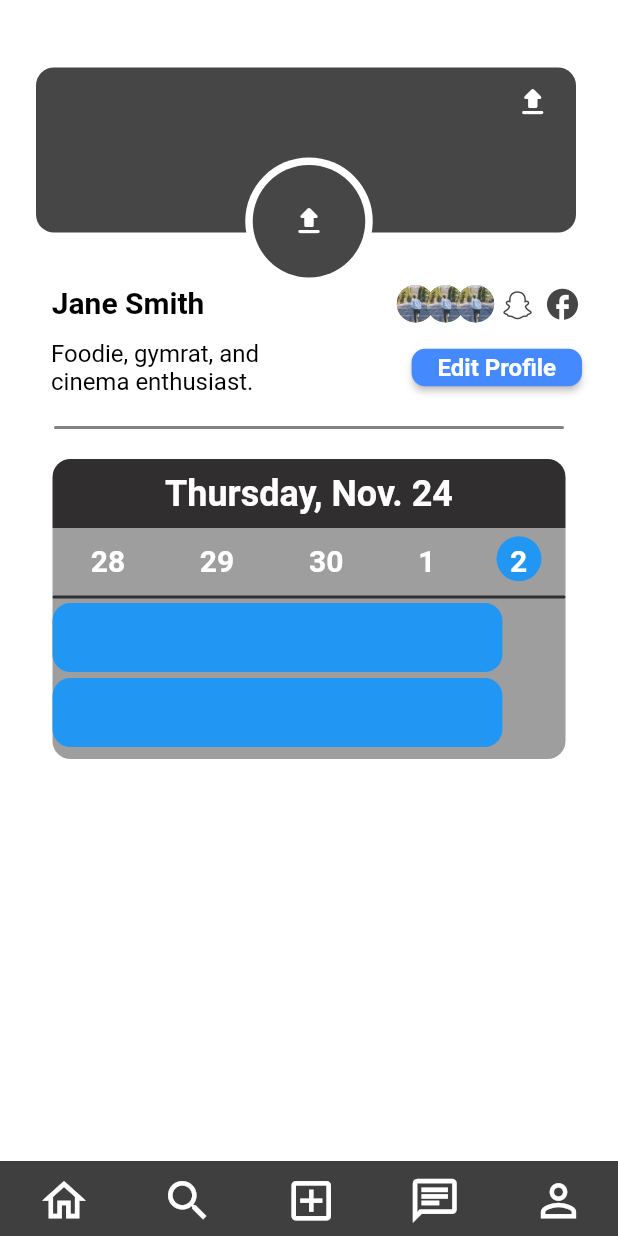
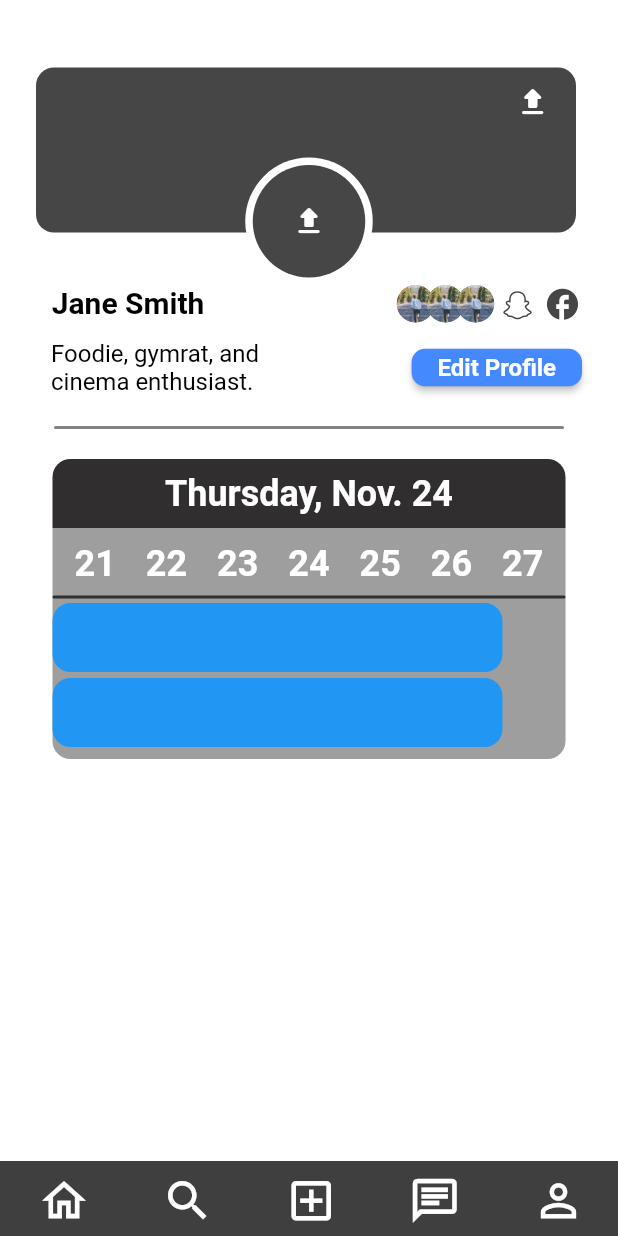
Before and after one commit to vandr033/Converge, a Flutter app: the screen it shows after launch, item 5 of the bottom bar chosen, on a phone screen of 412 x 824 dp. Run offline on Flutter 3.47's test engine with Material 2 defaults, Android fonts, the phone set to English and light mode, and no system bars; drawn by our look-alikes of sliding_up_panel; our stand-ins replace cloud_firestore, equatable, faker, firebase_auth, firebase_core, flutter_datetime_picker and 3 more; missing offline and left inert: dart:ffi; accounts and stored records are empty; Roboto replaces fonts that are missing (Nunito).

Commit message:
update bar udner day of week

```diff
--- a/lib/event_screen.dart
+++ b/lib/event_screen.dart
@@ -2387,7 +2387,7 @@ class ProfileScreenState extends State<ProfileScreen> {
                   ),
                   child: Text(
                     startDate != null
-                        ? DateFormat.EEEE().format(startDate) + ', ' + DateFormat.MMM().format(startDate)+ '. ' + DateFormat.d().format(startDate)
+                        ? DateFormat.EEEE().format(startDate) + ', ' + DateFormat.MMM().format(startDate)+ '. ' + (DateFormat.d().format(startDate))
                         : 'No Date!',
                     style: TextStyle(
                       fontSize: 24,
@@ -2417,19 +2417,67 @@ class ProfileScreenState extends State<ProfileScreen> {
                       ),
                     ),
                   ),
+                  ////////////////////////////////////////////////////////////////////
+                  ///date stuff
+                  ///////////////////////////////////////////////////////////////
+                  ///verygood enjoy
+
+                  //date-3
                 Positioned(
                   child: Container(
-                      padding: EdgeInsets.fromLTRB(296, 5.5, 0, 0),
-                      child: Container(
-                        height: 30,
-                        width: 30,
-                        decoration: BoxDecoration(
-                          color: Colors.blue,
-                          shape: BoxShape.circle,
-                        ),
-                      ),
-                    ),
-                  ),
+                    padding: EdgeInsets.fromLTRB(0, 10, 285, 0),
+                    height: 154,
+                    width: 342,
+                    child: Text(
+                      textAlign: TextAlign.center,
+                      DateFormat.d().format(startDate.add(Duration(days: -3))),
+                      style: TextStyle(
+                        fontSize: 24,
+                        fontWeight: FontWeight.bold,
+                        color: Colors.white,
+                      ),
+                      softWrap: false,
+                    ),
+                  ),
+                ),
+                  //date-2
+                Positioned(
+                  child: Container(
+                    padding: EdgeInsets.fromLTRB(0, 10, 190, 0),
+                    height: 154,
+                    width: 342,
+                    child: Text(
+                      textAlign: TextAlign.center,
+                      DateFormat.d().format(startDate.add(Duration(days: -2))),
+                      style: TextStyle(
+                        fontSize: 24,
+                        fontWeight: FontWeight.bold,
+                        color: Colors.white,
+                      ),
+                      softWrap: false,
+                    ),
+                  ),
+                ),
+                  //date-1
+                  Positioned(
+                  child: Container(
+                    padding: EdgeInsets.fromLTRB(0, 10, 95, 0),
+                    height: 154,
+                    width: 342,
+                    child: Text(
+                      textAlign: TextAlign.center,
+                      DateFormat.d().format(startDate.add(Duration(days: -1))),
+                      style: TextStyle(
+                        fontSize: 24,
+                        fontWeight: FontWeight.bold,
+                        color: Colors.white,
+                      ),
+                      softWrap: false,
+                    ),
+                  ),
+                ),
+
+                //date
                 Positioned(
                   child: Container(
                     padding: EdgeInsets.fromLTRB(0, 10, 0, 0),
@@ -2437,9 +2485,9 @@ class ProfileScreenState extends State<ProfileScreen> {
                     width: 342,
                     child: Text(
                       textAlign: TextAlign.center,
-                        '28          29          30          1          2',
-                        style: TextStyle(
-                          fontSize: 20,
+                      DateFormat.d().format(startDate.add(Duration(days: 0))),
+                      style: TextStyle(
+                        fontSize: 24,
                         fontWeight: FontWeight.bold,
                         color: Colors.white,
                       ),
@@ -2447,6 +2495,68 @@ class ProfileScreenState extends State<ProfileScreen> {
                     ),
                   ),
                 ),
+                //
+                //date +1
+                Positioned(
+                  child: Container(
+                    padding: EdgeInsets.fromLTRB(95, 10, 0, 0),
+                    height: 154,
+                    width: 342,
+
+                    child: Text(
+                      textAlign: TextAlign.center,
+                      DateFormat.d().format(startDate.add(Duration(days: 1))),
+                      style: TextStyle(
+                        fontSize: 24,
+                        fontWeight: FontWeight.bold,
+                        color: Colors.white,
+                      ),
+                      softWrap: false,
+                    ),
+                  ),
+                ),
+                //date + 2
+                Positioned(
+                  child: Container(
+                    padding: EdgeInsets.fromLTRB(190, 10, 0, 0),
+                    height: 154,
+                    width: 342,
+                    child: Text(
+                      textAlign: TextAlign.center,
+                      DateFormat.d().format(startDate.add(Duration(days: 2))),
+                      style: TextStyle(
+                        fontSize: 24,
+                        fontWeight: FontWeight.bold,
+                        color: Colors.white,
+                      ),
+                      softWrap: false,
+                    ),
+                  ),
+                ),
+                //date +3
+                Positioned(
+                  child: Container(
+                    padding: EdgeInsets.fromLTRB(285, 10, 0, 0),
+                    height: 154,
+                    width: 342,
+                    child: Text(
+                      textAlign: TextAlign.center,
+                      DateFormat.d().format(startDate.add(Duration(days: 3))),
+                      style: TextStyle(
+                        fontSize: 24,
+                        fontWeight: FontWeight.bold,
+                        color: Colors.white,
+                      ),
+                      softWrap: false,
+                    ),
+                  ),
+                ),
+                //////////////////////////////////////////////////////////////////////////////////////
+                //////
+                ///
+                //////
+
+
                   //line
                   Positioned(
                     top: 45,
```
Lines whose indentation alone changed are shown as unchanged.
